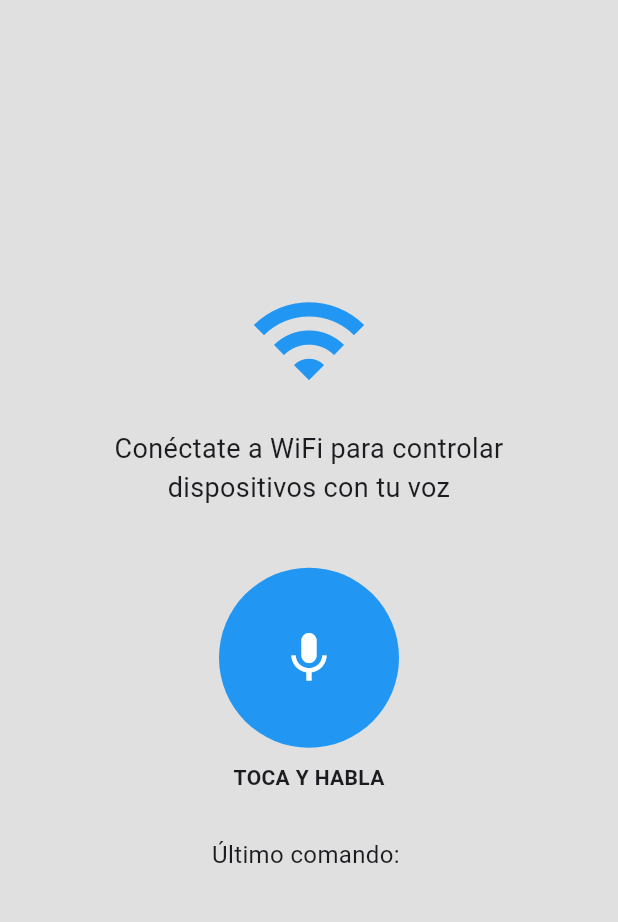
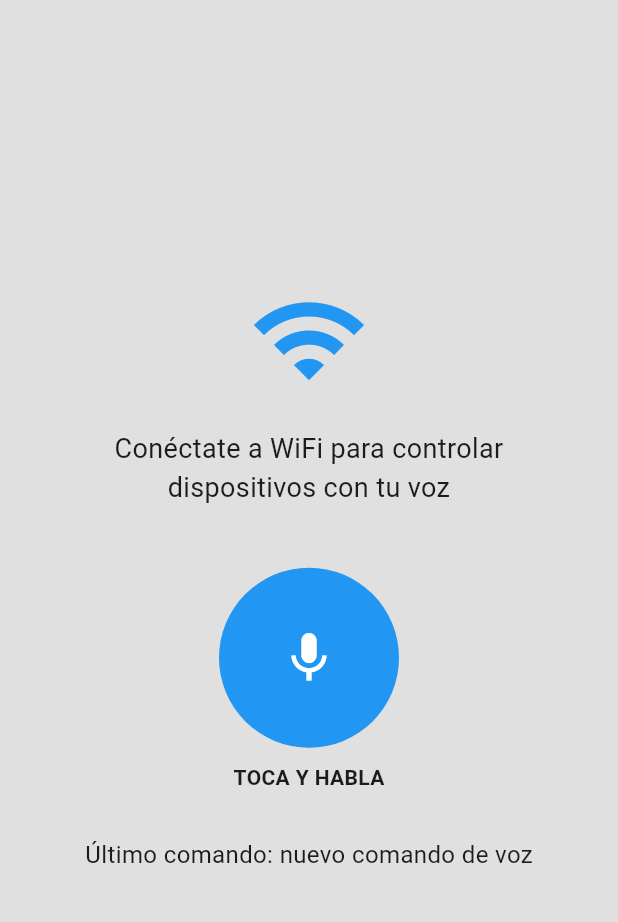
Before and after one commit to PanoccaJhon/AsistIoT, a Flutter app: the screen it shows after launch, after a tap on the "mic" icon, on a phone screen of 412 x 824 dp, the part 84-1006 px from its top. Run offline on Flutter 3.47's test engine with Material 3 defaults, Android fonts, the phone set to English and light mode, and no system bars; our stand-ins replace flutter_riverpod.

Commit message:
Correccion de anderson

```diff
--- a/asistiot/lib/main.dart
+++ b/asistiot/lib/main.dart
@@ -1,24 +1,13 @@
 import 'package:flutter/material.dart';
-import 'package:provider/provider.dart';
-import 'package:asistiot/viewmodels/home_viewmodel.dart';
-import 'package:asistiot/views/home_view.dart';
+import 'package:flutter_riverpod/flutter_riverpod.dart';
+import 'views/home_view.dart';
 
 void main() {
   runApp(
-    ChangeNotifierProvider(
-      create: (_) => HomeViewModel(),
-      child: const MyApp(),
+    const ProviderScope(
+      child: MaterialApp(
+        home: HomeView(),
+      ),
     ),
   );
 }
-
-class MyApp extends StatelessWidget {
-  const MyApp({super.key});
-
-  @override
-  Widget build(BuildContext context) {
-    return MaterialApp(
-      home: const HomeView(),
-    );
-  }
-}
--- a/asistiot/lib/viewmodels/home_viewmodel.dart
+++ b/asistiot/lib/viewmodels/home_viewmodel.dart
@@ -1,23 +1,17 @@
-import 'package:flutter/material.dart';
-import 'package:speech_to_text/speech_to_text.dart' as stt;
+import 'package:flutter_riverpod/flutter_riverpod.dart';
 
-class HomeViewModel extends ChangeNotifier {
-  final stt.SpeechToText _speech = stt.SpeechToText();
-  String _lastCommand = '';
+class HomeViewModel extends StateNotifier<String> {
+  HomeViewModel() : super('');
 
-  String get lastCommand => _lastCommand;
-
-  Future<void> listenToVoiceCommand() async {
-    bool available = await _speech.initialize();
-    if (available) {
-      _speech.listen(onResult: (result) {
-        _lastCommand = result.recognizedWords;
-        notifyListeners();
-      });
-    }
+  void listenToVoiceCommand() {
+    // lógica para escuchar voz
+    state = 'nuevo comando de voz';
   }
 
-  void stopListening() {
-    _speech.stop();
-  }
+  String get lastCommand => state;
 }
+
+// Provider global
+final homeViewModelProvider = StateNotifierProvider<HomeViewModel, String>(
+  (ref) => HomeViewModel(),
+);
--- a/asistiot/lib/views/home_view.dart
+++ b/asistiot/lib/views/home_view.dart
@@ -1,14 +1,14 @@
 import 'package:flutter/material.dart';
-import 'package:provider/provider.dart';
+import 'package:flutter_riverpod/flutter_riverpod.dart';
 import 'package:asistiot/viewmodels/home_viewmodel.dart';
 
-
-class HomeView extends StatelessWidget {
+class HomeView extends ConsumerWidget {
   const HomeView({super.key});
 
   @override
-  Widget build(BuildContext context) {
-    final viewModel = Provider.of<HomeViewModel>(context);
+  Widget build(BuildContext context, WidgetRef ref) {
+    final lastCommand = ref.watch(homeViewModelProvider);
+    final viewModel = ref.read(homeViewModelProvider.notifier);
 
     return Scaffold(
       backgroundColor: Colors.grey[300],
@@ -32,7 +32,7 @@ class HomeView extends StatelessWidget {
             const SizedBox(height: 40),
             GestureDetector(
               onTap: () {
-                viewModel.listenToVoiceCommand();
+                viewModel.listenToVoiceCommand(); // Actualiza estado
               },
               child: const CircleAvatar(
                 radius: 60,
@@ -47,7 +47,7 @@ class HomeView extends StatelessWidget {
             ),
             const SizedBox(height: 30),
             Text(
-              'Último comando: ${viewModel.lastCommand}',
+              'Último comando: $lastCommand',
               style: const TextStyle(fontSize: 16),
             ),
           ],
--- a/asistiot/pubspec.yaml
+++ b/asistiot/pubspec.yaml
@@ -30,12 +30,12 @@ environment:
 dependencies:
   flutter:
     sdk: flutter
+  flutter_riverpod: ^2.6.1
 
   # The following adds the Cupertino Icons font to your application.
   # Use with the CupertinoIcons class for iOS style icons.
   cupertino_icons: ^1.0.8
   provider: ^6.1.1
-  speech_to_text: ^6.3.0
 
 
 dev_dependencies:
```
Also changed, not shown: asistiot/pubspec.lock, 2 other files.
